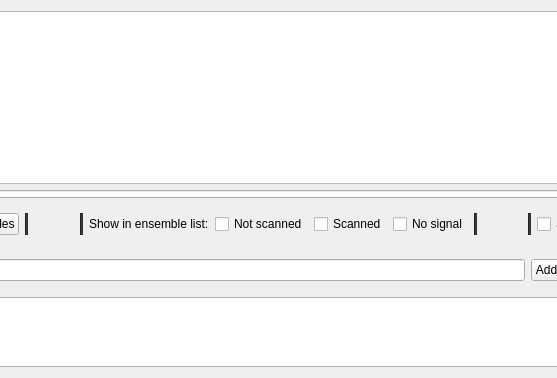
Old version of the form forms/ensemble-list.ui in the repository tomneda/DABstar; both pictures show x 236 to 793 and y 0 to 378 of the 1137 by 378 pixel window.
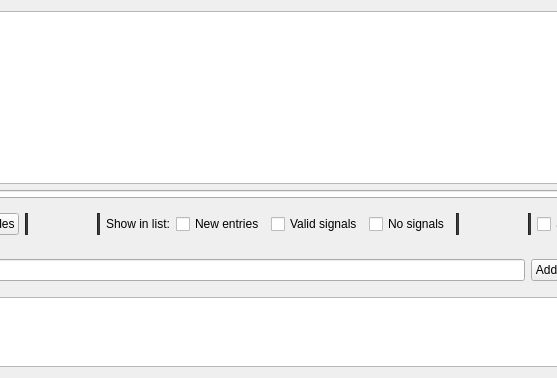
New version of the form.

Commit message: Rename "Ensemble list" filter names

```diff
--- a/forms/ensemble-list.ui
+++ b/forms/ensemble-list.ui
@@ -104,7 +104,7 @@
          <string>&lt;html&gt;&lt;head/&gt;&lt;body&gt;&lt;p&gt;&lt;span style=&quot; font-weight:700;&quot;&gt;Choose one or more filters on the right to filter the list&lt;/span&gt;&lt;/p&gt;&lt;p&gt;The filter state may change automatically in certain situations.&lt;/p&gt;&lt;/body&gt;&lt;/html&gt;</string>
         </property>
         <property name="text">
-         <string>Show in ensemble list:</string>
+         <string>Show in list:</string>
         </property>
        </widget>
       </item>
@@ -114,7 +114,7 @@
          <string>&lt;html&gt;&lt;head/&gt;&lt;body&gt;&lt;p&gt;&lt;span style=&quot; font-weight:700;&quot;&gt;Show entries not yet scanned&lt;/span&gt;&lt;/p&gt;&lt;p&gt;Entries are shown with a greenish background.&lt;/p&gt;&lt;p&gt;No metadata has been collected for these entries yet. Clicking an entry (or using &amp;quot;Auto scan&amp;quot;) will attempt to scan it. If scanning fails, the entry becomes &amp;quot;No signal&amp;quot;; otherwise it becomes &amp;quot;Scanned&amp;quot;.&lt;/p&gt;&lt;/body&gt;&lt;/html&gt;</string>
         </property>
         <property name="text">
-         <string>Not scanned</string>
+         <string>New entries</string>
         </property>
        </widget>
       </item>
@@ -124,7 +124,7 @@
          <string>&lt;html&gt;&lt;head/&gt;&lt;body&gt;&lt;p&gt;&lt;span style=&quot; font-weight:700;&quot;&gt;Show valid scanned entries&lt;/span&gt;&lt;/p&gt;&lt;p&gt;The entries are shown with a grayish background. &lt;/p&gt;&lt;p&gt;These are the main entries to use. Clicking an entry activates the file or channel, resuming the last played service (or the first in the service list).&lt;/p&gt;&lt;p&gt;If an entry can no longer be received, it moves to the &amp;quot;No signal&amp;quot; state.&lt;/p&gt;&lt;/body&gt;&lt;/html&gt;</string>
         </property>
         <property name="text">
-         <string>Scanned</string>
+         <string>Valid signals</string>
         </property>
        </widget>
       </item>
@@ -134,7 +134,7 @@
          <string>&lt;html&gt;&lt;head/&gt;&lt;body&gt;&lt;p&gt;&lt;span style=&quot; font-weight:700;&quot;&gt;Show invalid scanned entries where no valid signal could be detected&lt;/span&gt;&lt;/p&gt;&lt;p&gt;The entries are shown with a reddish background. &lt;/p&gt;&lt;p&gt;These entries had no valid signal detected. Clicking an entry will attempt to rescan it.&lt;/p&gt;&lt;p&gt;For files, you can remove all reddish entries using &amp;quot;Remove 'No signal' files&amp;quot;. This is not available for channel lists.&lt;/p&gt;&lt;/body&gt;&lt;/html&gt;</string>
         </property>
         <property name="text">
-         <string>No signal</string>
+         <string>No signals</string>
         </property>
        </widget>
       </item>
```
Left out of the diff: 8 changed lines with no effect on the pictures. The commit also changes 4 other files.
